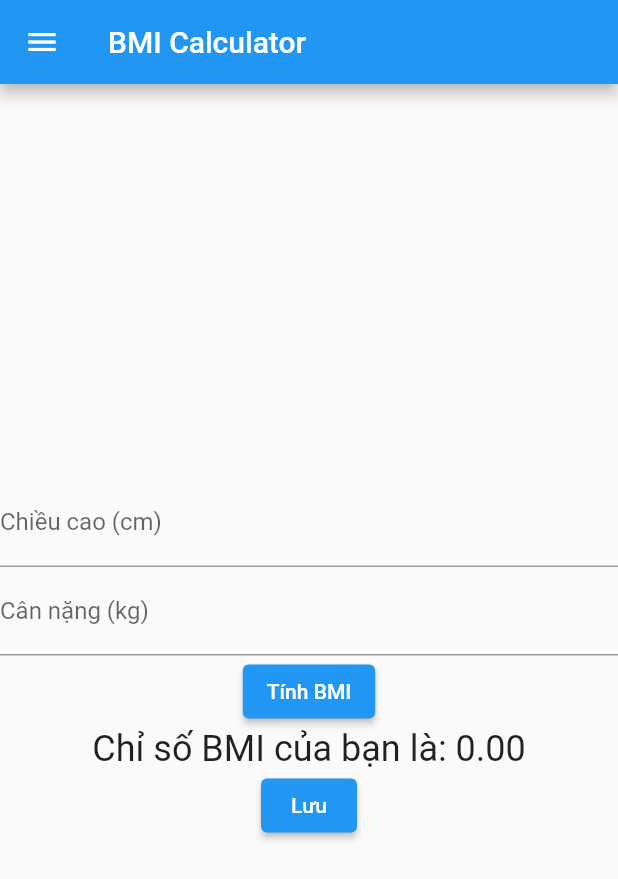
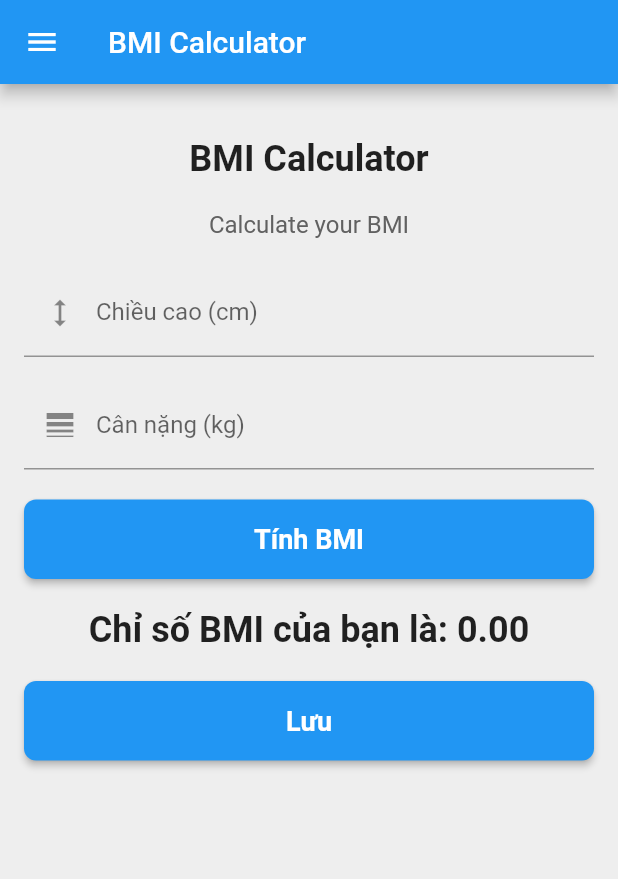
Before and after one commit to mlehau21/bmi4, a Flutter app: the screen it shows after launch, on a phone screen of 412 x 824 dp. Shown: the top 879 px of the screen. Run offline on Flutter 3.47's test engine with Material 2 defaults, Android fonts, the phone set to English and light mode, and no system bars; our stand-ins replace shared_preferences.

Commit message:
giao dien

```diff
--- a/lib/calculator/bmi.dart
+++ b/lib/calculator/bmi.dart
@@ -23,23 +23,57 @@ class _BMIScreenState extends State<BMIScreen> {
       appBar: AppBar(
         title: Text('BMI Calculator'),
       ),
-      body: Column(
-        mainAxisAlignment: MainAxisAlignment.center,
-        children: <Widget>[
+      drawer: const AppDrawer(),
+      body: Container(
+        padding: EdgeInsets.all(16),
+        color: Colors.grey.shade200,
+        child: Column(
+          crossAxisAlignment: CrossAxisAlignment.stretch,
+          children: [
+            SizedBox(height: 20),
+            Text(
+              'BMI Calculator',
+              style: TextStyle(
+                color: Colors.black87,
+                fontSize: 24,
+                fontWeight: FontWeight.bold,
+              ),
+              textAlign: TextAlign.center,
+            ),
+            SizedBox(height: 20),
+            Text(
+              'Calculate your BMI',
+              style: TextStyle(
+                color: Colors.grey.shade700,
+                fontSize: 16,
+              ),
+              textAlign: TextAlign.center,
+            ),
+            SizedBox(height: 20),
             TextField(
               controller: _heightController,
               keyboardType: TextInputType.number,
               decoration: InputDecoration(
                 labelText: 'Chiều cao (cm)',
+                labelStyle: TextStyle(
+                  fontSize: 16,
+                ),
+                prefixIcon: Icon(Icons.height),
               ),
             ),
+            SizedBox(height: 16),
             TextField(
               controller: _weightController,
               keyboardType: TextInputType.number,
               decoration: InputDecoration(
                 labelText: 'Cân nặng (kg)',
+                labelStyle: TextStyle(
+                  fontSize: 16,
+                ),
+                prefixIcon: Icon(Icons.line_weight),
               ),
             ),
+            SizedBox(height: 20),
             ElevatedButton(
               onPressed: () {
                 setState(() {
@@ -49,20 +83,166 @@ class _BMIScreenState extends State<BMIScreen> {
                 });
               },
               child: Text('Tính BMI'),
+              style: ElevatedButton.styleFrom(
+                primary: Colors.blue,
+                onPrimary: Colors.white,
+                padding: EdgeInsets.symmetric(vertical: 16),
+                textStyle: TextStyle(
+                  fontSize: 18,
+                  fontWeight: FontWeight.bold,
                 ),
+                shape: RoundedRectangleBorder(
+                  borderRadius: BorderRadius.circular(8),
+                ),
+              ),
+            ),
+            SizedBox(height: 20),
             Text(
               'Chỉ số BMI của bạn là: ${_bmiResult.toStringAsFixed(2)}',
-            style: TextStyle(fontSize: 24),
+              style: TextStyle(
+                fontSize: 24,
+                fontWeight: FontWeight.bold,
               ),
+              textAlign: TextAlign.center,
+            ),
+            SizedBox(height: 20),
             ElevatedButton(
               onPressed: () {
                 _saveResult('BMI', _bmiResult.toStringAsFixed(2).toString());
               },
               child: const Text('Lưu'),
+              style: ElevatedButton.styleFrom(
+                primary: Colors.blue,
+                onPrimary: Colors.white,
+                padding: EdgeInsets.symmetric(vertical: 16),
+                textStyle: TextStyle(
+                  fontSize: 18,
+                  fontWeight: FontWeight.bold,
+                ),
+                shape: RoundedRectangleBorder(
+                  borderRadius: BorderRadius.circular(8),
+                ),
+              ),
             ),
           ],
         ),
-      drawer: const AppDrawer(),
+      ),
+    );
+  }
+
+  Widget _buildHeader() {
+    return Container(
+      height: 200,
+      width: double.infinity,
+      decoration: BoxDecoration(
+        gradient: LinearGradient(
+          begin: Alignment.topLeft,
+          end: Alignment.bottomRight,
+          colors: [Colors.blue.shade800, Colors.blue.shade400],
+        ),
+      ),
+      child: Column(
+        mainAxisAlignment: MainAxisAlignment.center,
+        children: [
+          SizedBox(height: 8),
+          Text(
+            'BMI Calculator',
+            style: TextStyle(
+              color: Colors.white,
+              fontSize: 24,
+              fontWeight: FontWeight.bold,
+            ),
+          ),
+          SizedBox(height: 8),
+          Text(
+            'Calculate your BMI',
+            style: TextStyle(
+              color: Colors.white.withOpacity(0.8),
+              fontSize: 16,
+            ),
+          ),
+        ],
+      ),
+    );
+  }
+
+  Widget _buildHeightTextField() {
+    return TextField(
+      controller: _heightController,
+      keyboardType: TextInputType.number,
+      decoration: InputDecoration(
+        labelText: 'Chiều cao (cm)',
+        labelStyle: TextStyle(fontSize: 16),
+        prefixIcon: Icon(Icons.height),
+      ),
+    );
+  }
+
+  Widget _buildWeightTextField() {
+    return TextField(
+      controller: _weightController,
+      keyboardType: TextInputType.number,
+      decoration: InputDecoration(
+        labelText: 'Cân nặng (kg)',
+        labelStyle: TextStyle(fontSize: 16),
+        prefixIcon: Icon(Icons.line_weight),
+      ),
+    );
+  }
+
+  Widget _buildCalculateButton() {
+    return ElevatedButton(
+      onPressed: () {
+        setState(() {
+          double height = double.parse(_heightController.text) / 100;
+          double weight = double.parse(_weightController.text);
+          _bmiResult = weight / (height * height);
+        });
+      },
+      child: Text(
+        'Tính BMI',
+        style: TextStyle(fontSize: 18),
+      ),
+      style: ElevatedButton.styleFrom(
+        primary: Colors.blue,
+        onPrimary: Colors.white,
+        padding: EdgeInsets.symmetric(vertical: 16),
+        textStyle: TextStyle(
+          fontSize: 18,
+          fontWeight: FontWeight.bold,
+        ),
+        shape: RoundedRectangleBorder(
+          borderRadius: BorderRadius.circular(8),
+        ),
+      ),
+    );
+  }
+
+  Widget _buildResultText() {
+    return Text(
+      'Chỉ số BMI của bạn là: ${_bmiResult.toStringAsFixed(2)}',
+      style: TextStyle(fontSize: 24),
+    );
+  }
+
+  Widget _buildSaveButton() {
+    return ElevatedButton(
+      onPressed: () {
+        _saveResult('BMI', _bmiResult.toStringAsFixed(2).toString());
+      },
+      child: const Text('Lưu'),
+      style: ElevatedButton.styleFrom(
+        primary: Colors.blue,
+        onPrimary: Colors.white,
+        padding: EdgeInsets.symmetric(vertical: 16),
+        textStyle: TextStyle(
+          fontSize: 18,
+          fontWeight: FontWeight.bold,
+        ),
+        shape: RoundedRectangleBorder(
+          borderRadius: BorderRadius.circular(8),
+        ),
+      ),
     );
   }
 
--- a/lib/calculator/history.dart
+++ b/lib/calculator/history.dart
@@ -52,6 +52,7 @@ class _HistoryPageState extends State<HistoryPage> {
           );
         },
       ),
+      drawer: const AppDrawer(),
     );
   }
 
```
Lines whose indentation alone changed are shown as unchanged.
